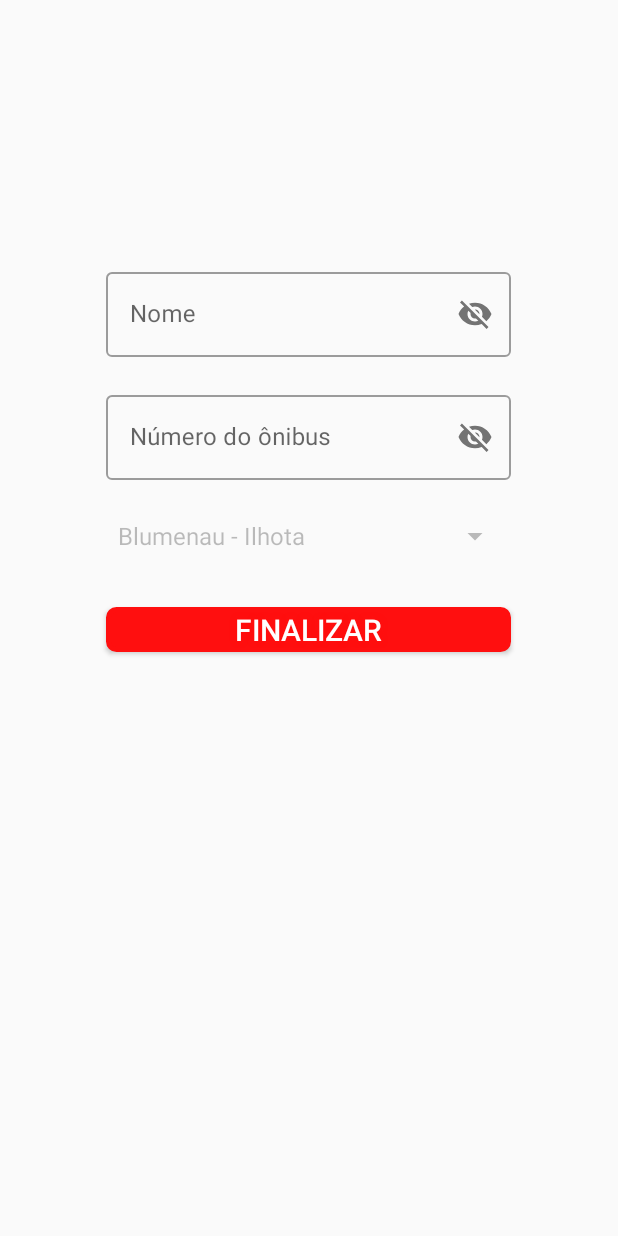
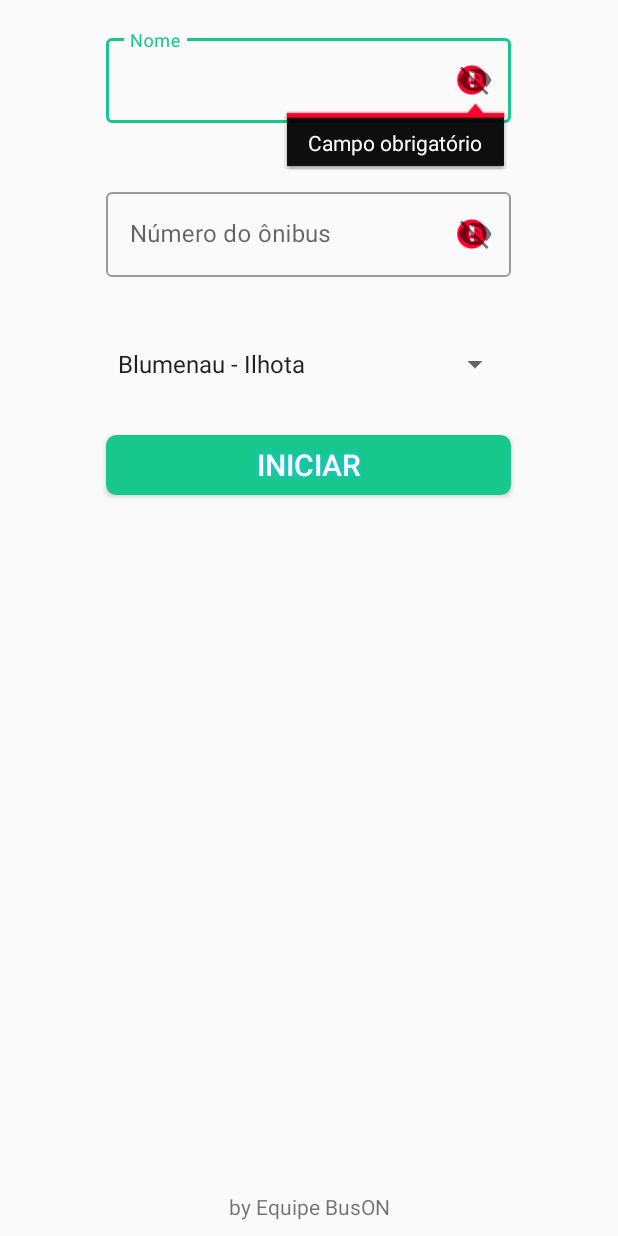
Before and after one commit to equipe-buson/ProjetoPI, an Android app: the Dados screen opened directly, with no data from a screen before it, after a tap on "INICIAR", on a phone screen of 412 x 824 dp. Run offline under Robolectric (Android 15) with nearby library versions, the phone set to English and light mode, and no system bars; our stand-ins replace Firebase (no records; nobody signed in at launch, a user with empty details on screens opened directly); Roboto replaces fonts that are not available here.

Commit message:
SetError

```diff
--- a/app/src/main/java/com/example/myapplication/Dados.java
+++ b/app/src/main/java/com/example/myapplication/Dados.java
@@ -122,7 +122,6 @@ public class Dados extends FragmentActivity implements OnMapReadyCallback,
         final String nome = etNome.getText().toString().trim();
         final String numerobus = etNumeroOnibus.getText().toString().trim();
 
-
         buildGoogleApiClient();
 
         final Spinner spinner = (Spinner) findViewById(R.id.linha);
@@ -154,6 +153,10 @@ public class Dados extends FragmentActivity implements OnMapReadyCallback,
             @Override
             public void onClick(View v) {
 
+                if (etNome.getText().toString().length()>=2 && etNumeroOnibus.getText().toString().length()>3) {
+
+                    botao.setEnabled(true);
+
                     final String linha = spinner.getSelectedItem().toString();
 
                     motorista.setNomeMotorista(etNome.getText().toString());
@@ -162,8 +165,6 @@ public class Dados extends FragmentActivity implements OnMapReadyCallback,
                     motorista.setLatitude(lag);
                     motorista.setLongitude(log);
                     motorista.setCoordenadas(String.valueOf(pontoBlumenau));
-
-
 
                     ref.child("motorista").child(motorista.getNumMotorista()).setValue(motorista);
 
@@ -174,7 +175,34 @@ public class Dados extends FragmentActivity implements OnMapReadyCallback,
                     etNumeroOnibus.setEnabled(false);
                     spinner.setEnabled(false);
 
-                Toast.makeText(Dados.this,String.valueOf(lag)+String.valueOf(log)+" < Coordenadas",Toast.LENGTH_SHORT).show();
+                }else if((etNome.getText().toString().length()<=0 && etNumeroOnibus.getText().toString().length()<=0)){
+
+                    etNome.setError("Campo obrigatório");
+                    etNumeroOnibus.setError("Campo obrigatório");
+
+                }else if((etNome.getText().toString().length()<2 && etNumeroOnibus.getText().toString().length()<3)){
+
+                    etNome.setError("Nome deve conter mais de dois caracteres");
+                    etNumeroOnibus.setError("Número do ônibus deve conter mais de três caracteres");
+
+                }else if(etNome.getText().toString().length()<2) {
+
+                    etNome.setError("Nome deve conter mais de dois caracteres");
+
+                }else if(etNome.getText().toString().length()<=0) {
+
+                    etNome.setError("Campo obrigatório");
+
+                }else if (etNumeroOnibus.getText().toString().length()<3){
+
+                    etNumeroOnibus.setError("Campo obrigatório");
+
+                }else if (etNumeroOnibus.getText().toString().length()<3){
+
+                    etNumeroOnibus.setError("Número do ônibus deve conter mais de três caracteres");
+
+                }
+
 
             }
         });
@@ -284,8 +312,6 @@ public class Dados extends FragmentActivity implements OnMapReadyCallback,
 
                 lag = pontoBlumenau.latitude;
                 log = pontoBlumenau.longitude;
-
-                Toast.makeText(Dados.this,"coordenadas >" + lag+" "+log,Toast.LENGTH_LONG).show();
 //
 //                // referencia posicao dos pontos
 //                markerPosicao.position(latLng);
--- a/app/src/main/res/layout/activity_main.xml
+++ b/app/src/main/res/layout/activity_main.xml
@@ -26,6 +26,7 @@
         android:layout_height="wrap_content"
         android:layout_gravity="center"
         android:layout_marginTop="55dp"
+        app:errorEnabled="true"
         style="@style/Widget.MaterialComponents.TextInputLayout.OutlinedBox">
 
     <com.google.android.material.textfield.TextInputEditText
@@ -43,6 +44,7 @@
         app:passwordToggleEnabled="true"
         android:layout_gravity="center"
         android:layout_marginTop="30dp"
+        app:errorEnabled="true"
         style="@style/Widget.MaterialComponents.TextInputLayout.OutlinedBox">
 
         <com.google.android.material.textfield.TextInputEditText
--- a/app/src/main/res/layout/activity_test.xml
+++ b/app/src/main/res/layout/activity_test.xml
@@ -8,18 +8,13 @@
     tools:context=".test"
     android:orientation="vertical">
 
-    <ImageView
-        android:id="@+id/imageView"
-        android:layout_width="match_parent"
-        android:layout_height="156dp"
-        app:srcCompat="@drawable/common_google_signin_btn_icon_dark_focused" />
-
     <com.google.android.material.textfield.TextInputLayout
         android:layout_width="270dp"
         android:layout_height="wrap_content"
         app:passwordToggleEnabled="true"
         android:layout_gravity="center"
         android:layout_marginTop="20dp"
+        app:errorEnabled="true"
         style="@style/Widget.MaterialComponents.TextInputLayout.OutlinedBox">
 
     <com.google.android.material.textfield.TextInputEditText
@@ -35,7 +30,8 @@
         app:passwordToggleEnabled="true"
         android:layout_gravity="center"
         android:layout_marginTop="20dp"
-    style="@style/Widget.MaterialComponents.TextInputLayout.OutlinedBox">
+        app:errorEnabled="true"
+        style="@style/Widget.MaterialComponents.TextInputLayout.OutlinedBox">
 
     <com.google.android.material.textfield.TextInputEditText
         android:id="@+id/numero_onibus"
@@ -64,7 +60,7 @@
         android:textColor="#FFFFFF"
         android:textSize="20dp"
         android:layout_width="270dp"
-        android:layout_height="30dp"
+        android:layout_height="40dp"
         android:background="@drawable/buttonshape"
         android:shadowColor="#1CC2FF"
         android:shadowDx="0"
@@ -77,9 +73,9 @@
     <Button
         android:id="@+id/btn_finalizar"
         android:layout_width="270dp"
-        android:layout_height="30dp"
+        android:layout_height="40dp"
         android:layout_gravity="center"
-        android:layout_marginTop="-30dp"
+        android:layout_marginTop="-40dp"
         android:background="@drawable/buttonshape2"
         android:shadowColor="#FF0F0F"
         android:shadowDx="0"
@@ -91,4 +87,18 @@
         android:visibility="invisible"
         android:clickable="true"/>
 
+    <RelativeLayout
+        android:layout_width="match_parent"
+        android:layout_height="match_parent">
+
+        <TextView
+            android:layout_width="match_parent"
+            android:layout_height="wrap_content"
+            android:text="by Equipe BusON"
+            android:textAlignment="center"
+            android:layout_alignParentBottom="true"
+            android:layout_marginBottom="10dp"/>
+
+    </RelativeLayout>
+
 </LinearLayout>
--- a/app/src/main/res/values/colors.xml
+++ b/app/src/main/res/values/colors.xml
@@ -2,5 +2,5 @@
 <resources>
     <color name="colorPrimary">#18C78C</color>
     <color name="colorPrimaryDark">#17BC81</color>
-    <color name="colorAccent">#D81B60</color>
+    <color name="colorAccent">#18C78C</color>
 </resources>
```
Also changed, not shown: app/src/main/java/com/example/myapplication/MainActivity.java (+26 -8 lines). Lines whose indentation alone changed are shown as unchanged.
